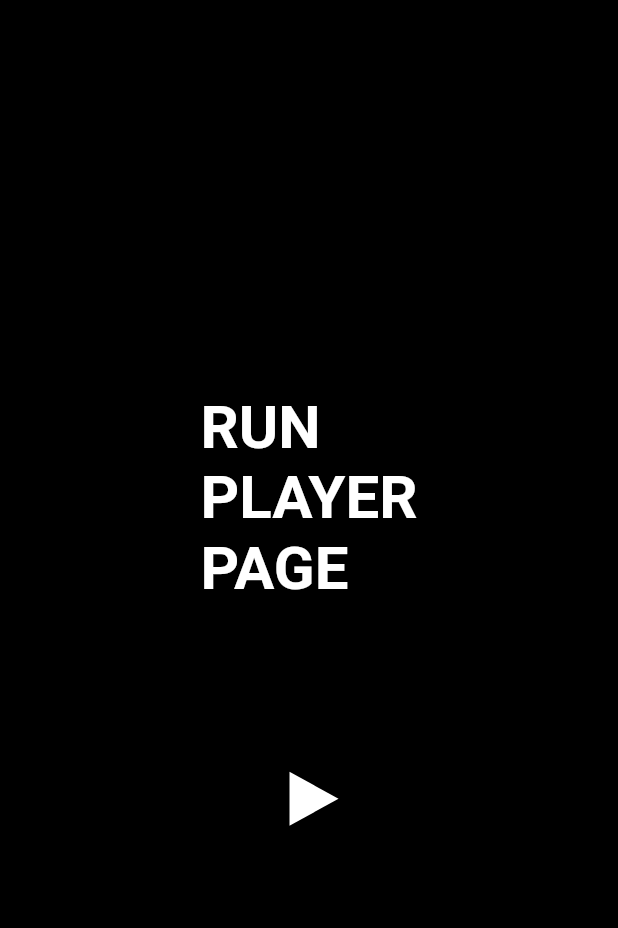
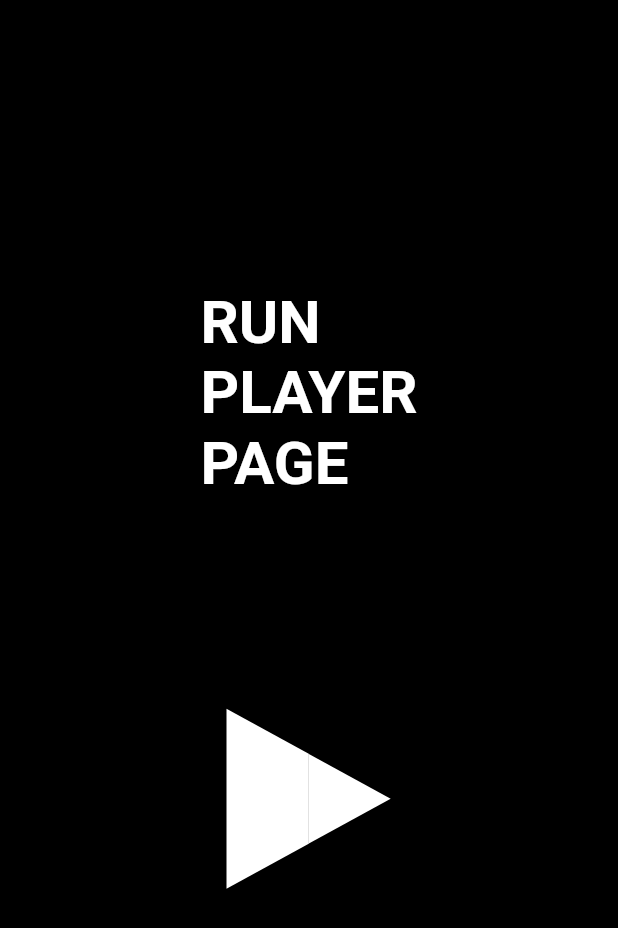
Before and after one commit to minhthong095/YoutubePlayer, a Flutter app: the screen it shows after launch, on a phone screen of 412 x 824 dp. Shown: the top 928 px of the screen. Run offline on Flutter 3.47's test engine with Material 2 defaults, Android fonts, the phone set to English and light mode, and no system bars; our stand-ins replace video_player; missing offline and left inert: youtube_explode_dart.

Commit message:
Update padding button

```diff
--- a/lib/play_button_youtube.dart
+++ b/lib/play_button_youtube.dart
@@ -1,7 +1,6 @@
 import 'package:flutter/material.dart';
 
 const _kBorderWidthRipple = 1.5;
-const _kPaddingButton = 12.0;
 
 class PlayButtonYoutube extends StatefulWidget {
   final double size;
@@ -13,9 +12,10 @@ class PlayButtonYoutube extends StatefulWidget {
 
 class _PlayButtonYoutubeState extends State<PlayButtonYoutube>
     with TickerProviderStateMixin {
-  late final double sizePlay = widget.size - _kPaddingButton * 2;
+  late final _paddingButton = .2 * widget.size;
+  late final double sizePlay = widget.size - _paddingButton * 2;
   late final _animationControllerPlay =
-      AnimationController(vsync: this, duration: Duration(milliseconds: 100));
+      AnimationController(vsync: this, duration: Duration(milliseconds: 200));
   late final AnimationController _animationControllerBorder =
       AnimationController(vsync: this, duration: Duration(milliseconds: 500));
   late final AnimationController _animationControllerCircle =
@@ -142,8 +142,8 @@ class _PlayButtonYoutubeState extends State<PlayButtonYoutube>
             ),
           ),
           Positioned(
-            left: _kPaddingButton,
-            top: _kPaddingButton,
+            left: _paddingButton,
+            top: _paddingButton,
             child: CustomPaint(
               painter: _PlayYoutubePainter(
                   xAD: xAD,
@@ -204,6 +204,8 @@ class _PlayYoutubePainter extends CustomPainter {
       required this.isStopFirst})
       : super(repaint: animation);
 
+  // These still initialize again because CustomPainter doesn't hold their state like Statefull.
+  // This behavior similiar to StatelessWidget although this class is CustomPainter.
   final _paintFirstPolygon = Paint()
     ..style = PaintingStyle.fill
     ..color = Colors.white;
@@ -211,9 +213,6 @@ class _PlayYoutubePainter extends CustomPainter {
   final _paintSecondPolygon = Paint()
     ..style = PaintingStyle.fill
     ..color = Colors.white;
-
-  // These still initialize again because CustomPainter doesn't hold their state like Statefull.
-  // This behavior similiar to StatelessWidget although this class is CustomPainter.
 
   @override
   void paint(Canvas canvas, Size size) {
--- a/lib/show_case_page.dart
+++ b/lib/show_case_page.dart
@@ -36,7 +36,7 @@ class _ShowCasePageState extends State<ShowCasePage> {
                   SizedBox(
                     height: 100,
                   ),
-                  PlayButtonYoutube(isStop: isStop, size: 60)
+                  PlayButtonYoutube(isStop: isStop, size: 200)
                   // RipplePlay(
                   //   onTap: () {
                   //     setState(() {
```
